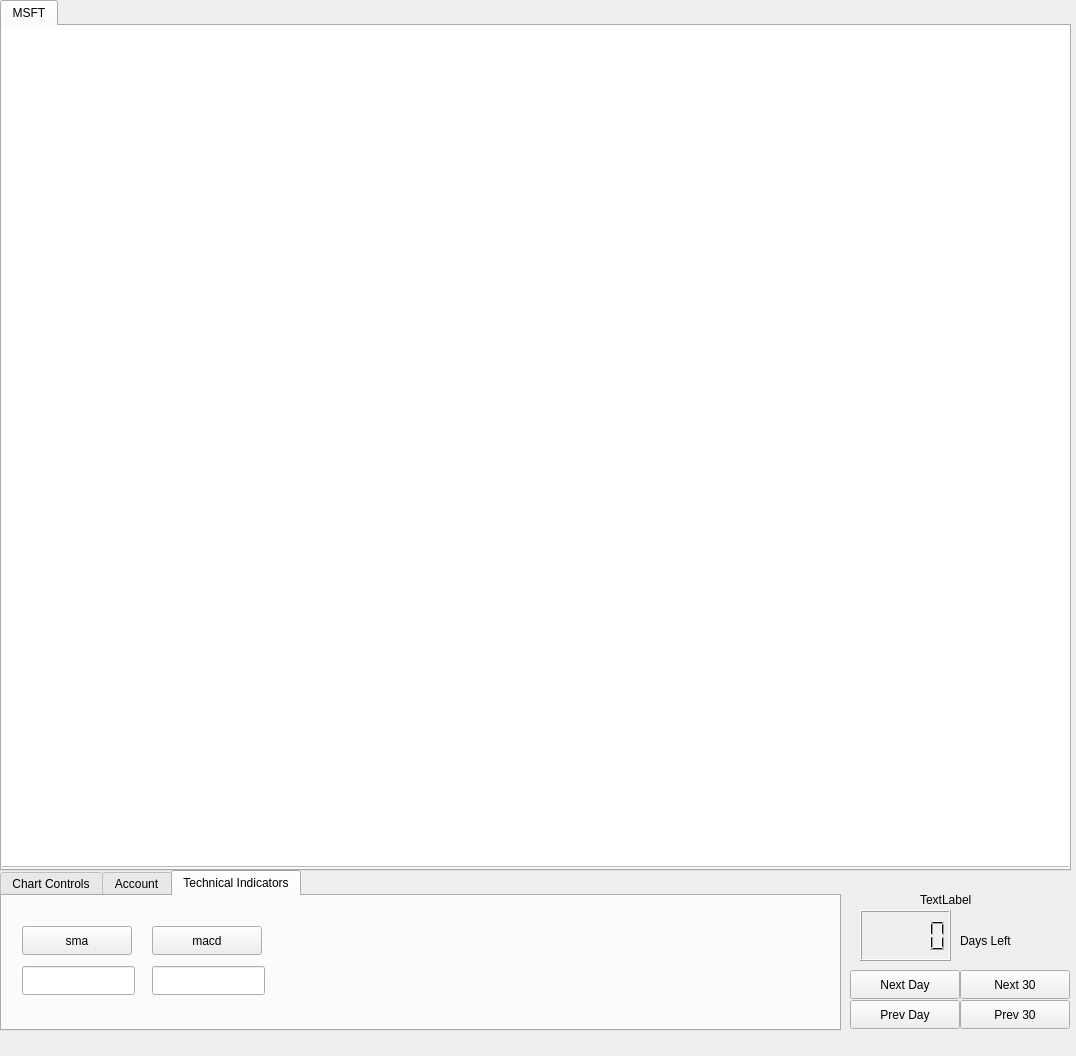
Old version of the form chartWidget.ui in the repository ellamental/pyTrade.
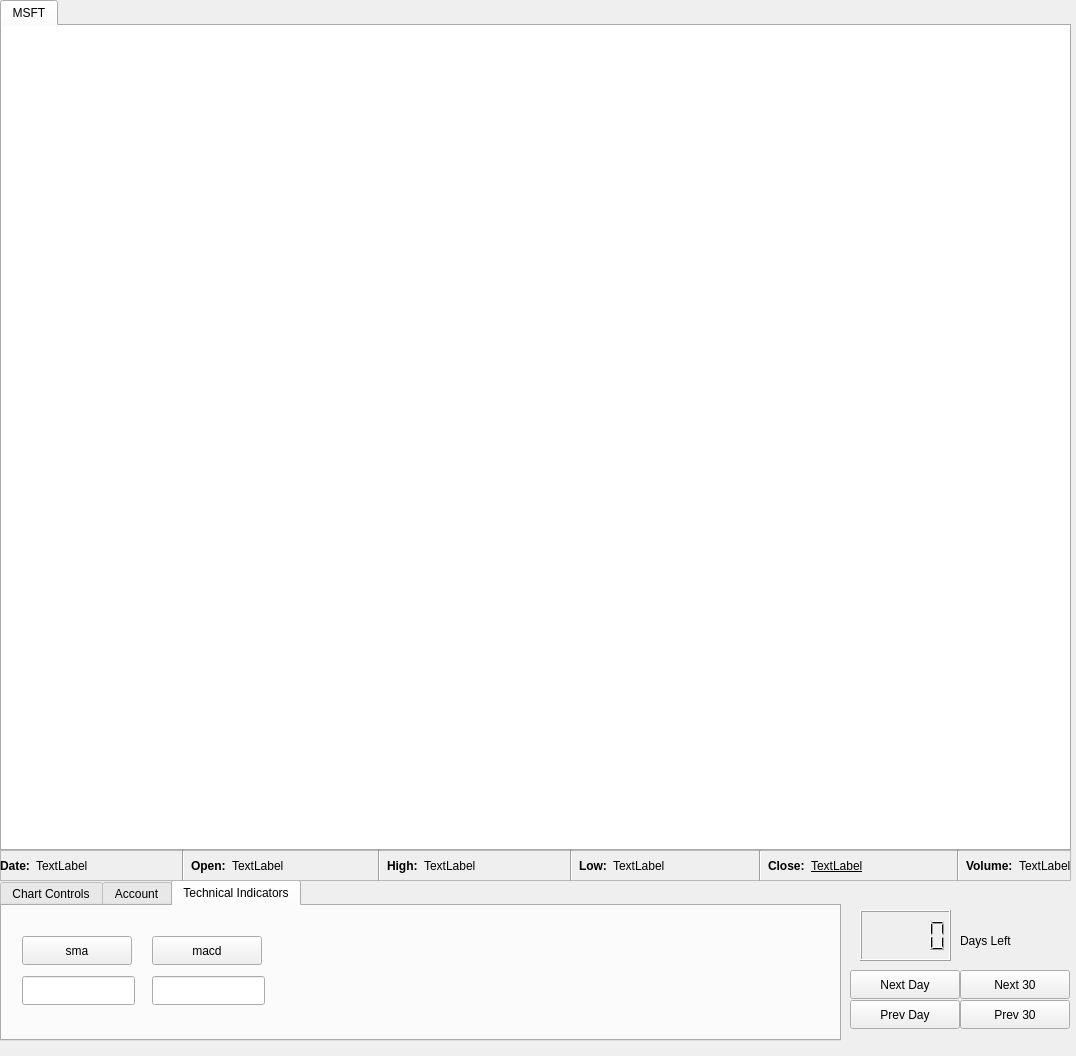
New version of the form. The open tabs and pages were chosen to show the change.

Commit message: Added Current Day Data View

Diff of the .ui file:
```diff
--- a/chartWidget.ui
+++ b/chartWidget.ui
@@ -17,7 +17,7 @@
    <property name="geometry">
     <rect>
      <x>0</x>
-     <y>870</y>
+     <y>880</y>
      <width>841</width>
      <height>161</height>
     </rect>
@@ -533,7 +533,7 @@
      <x>0</x>
      <y>0</y>
      <width>1071</width>
-     <height>871</height>
+     <height>851</height>
     </rect>
    </property>
    <property name="currentIndex">
@@ -560,19 +560,6 @@
     </widget>
    </widget>
   </widget>
-  <widget class="QLabel" name="currentDayLabel">
-   <property name="geometry">
-    <rect>
-     <x>920</x>
-     <y>890</y>
-     <width>101</width>
-     <height>19</height>
-    </rect>
-   </property>
-   <property name="text">
-    <string>TextLabel</string>
-   </property>
-  </widget>
   <widget class="QLCDNumber" name="daysLeft">
    <property name="geometry">
     <rect>
@@ -596,6 +583,263 @@
     <string>Days Left</string>
    </property>
   </widget>
+  <widget class="QFrame" name="frame">
+   <property name="geometry">
+    <rect>
+     <x>0</x>
+     <y>850</y>
+     <width>1071</width>
+     <height>31</height>
+    </rect>
+   </property>
+   <property name="frameShape">
+    <enum>QFrame::StyledPanel</enum>
+   </property>
+   <property name="frameShadow">
+    <enum>QFrame::Raised</enum>
+   </property>
+   <widget class="QWidget" name="horizontalLayoutWidget_2">
+    <property name="geometry">
+     <rect>
+      <x>0</x>
+      <y>0</y>
+      <width>1071</width>
+      <height>31</height>
+     </rect>
+    </property>
+    <layout class="QHBoxLayout" name="horizontalLayout_2">
+     <item>
+      <widget class="QLabel" name="label_Date">
+       <property name="font">
+        <font>
+         <weight>75</weight>
+         <bold>true</bold>
+        </font>
+       </property>
+       <property name="text">
+        <string>Date:</string>
+       </property>
+      </widget>
+     </item>
+     <item>
+      <widget class="QLabel" name="currentDayDate">
+       <property name="text">
+        <string>TextLabel</string>
+       </property>
+      </widget>
+     </item>
+     <item>
+      <spacer name="horizontalSpacer">
+       <property name="orientation">
+        <enum>Qt::Horizontal</enum>
+       </property>
+       <property name="sizeHint" stdset="0">
+        <size>
+         <width>40</width>
+         <height>20</height>
+        </size>
+       </property>
+      </spacer>
+     </item>
+     <item>
+      <widget class="Line" name="line_5">
+       <property name="orientation">
+        <enum>Qt::Vertical</enum>
+       </property>
+      </widget>
+     </item>
+     <item>
+      <widget class="QLabel" name="label_Open">
+       <property name="font">
+        <font>
+         <weight>75</weight>
+         <bold>true</bold>
+        </font>
+       </property>
+       <property name="text">
+        <string>Open:</string>
+       </property>
+      </widget>
+     </item>
+     <item>
+      <widget class="QLabel" name="currentDayOpen">
+       <property name="text">
+        <string>TextLabel</string>
+       </property>
+      </widget>
+     </item>
+     <item>
+      <spacer name="horizontalSpacer_2">
+       <property name="orientation">
+        <enum>Qt::Horizontal</enum>
+       </property>
+       <property name="sizeHint" stdset="0">
+        <size>
+         <width>40</width>
+         <height>20</height>
+        </size>
+       </property>
+      </spacer>
+     </item>
+     <item>
+      <widget class="Line" name="line_6">
+       <property name="orientation">
+        <enum>Qt::Vertical</enum>
+       </property>
+      </widget>
+     </item>
+     <item>
+      <widget class="QLabel" name="label_High">
+       <property name="font">
+        <font>
+         <weight>75</weight>
+         <bold>true</bold>
+        </font>
+       </property>
+       <property name="text">
+        <string>High:</string>
+       </property>
+      </widget>
+     </item>
+     <item>
+      <widget class="QLabel" name="currentDayHigh">
+       <property name="text">
+        <string>TextLabel</string>
+       </property>
+      </widget>
+     </item>
+     <item>
+      <spacer name="horizontalSpacer_3">
+       <property name="orientation">
+        <enum>Qt::Horizontal</enum>
+       </property>
+       <property name="sizeHint" stdset="0">
+        <size>
+         <width>40</width>
+         <height>20</height>
+        </size>
+       </property>
+      </spacer>
+     </item>
+     <item>
+      <widget class="Line" name="line_7">
+       <property name="orientation">
+        <enum>Qt::Vertical</enum>
+       </property>
+      </widget>
+     </item>
+     <item>
+      <widget class="QLabel" name="label_Low">
+       <property name="font">
+        <font>
+         <weight>75</weight>
+         <bold>true</bold>
+        </font>
+       </property>
+       <property name="text">
+        <string>Low:</string>
+       </property>
+      </widget>
+     </item>
+     <item>
+      <widget class="QLabel" name="currentDayLow">
+       <property name="text">
+        <string>TextLabel</string>
+       </property>
+      </widget>
+     </item>
+     <item>
+      <spacer name="horizontalSpacer_4">
+       <property name="orientation">
+        <enum>Qt::Horizontal</enum>
+       </property>
+       <property name="sizeHint" stdset="0">
+        <size>
+         <width>40</width>
+         <height>20</height>
+        </size>
+       </property>
+      </spacer>
+     </item>
+     <item>
+      <widget class="Line" name="line_8">
+       <property name="orientation">
+        <enum>Qt::Vertical</enum>
+       </property>
+      </widget>
+     </item>
+     <item>
+      <widget class="QLabel" name="label_Close">
+       <property name="font">
+        <font>
+         <weight>75</weight>
+         <bold>true</bold>
+        </font>
+       </property>
+       <property name="text">
+        <string>Close:</string>
+       </property>
+      </widget>
+     </item>
+     <item>
+      <widget class="QLabel" name="currentDayClose">
+       <property name="font">
+        <font>
+         <underline>true</underline>
+        </font>
+       </property>
+       <property name="autoFillBackground">
+        <bool>false</bool>
+       </property>
+       <property name="text">
+        <string>TextLabel</string>
+       </property>
+      </widget>
+     </item>
+     <item>
+      <spacer name="horizontalSpacer_5">
+       <property name="orientation">
+        <enum>Qt::Horizontal</enum>
+       </property>
+       <property name="sizeHint" stdset="0">
+        <size>
+         <width>40</width>
+         <height>20</height>
+        </size>
+       </property>
+      </spacer>
+     </item>
+     <item>
+      <widget class="Line" name="line_9">
+       <property name="orientation">
+        <enum>Qt::Vertical</enum>
+       </property>
+      </widget>
+     </item>
+     <item>
+      <widget class="QLabel" name="label_Volume">
+       <property name="font">
+        <font>
+         <weight>75</weight>
+         <bold>true</bold>
+         <underline>false</underline>
+        </font>
+       </property>
+       <property name="text">
+        <string>Volume:</string>
+       </property>
+      </widget>
+     </item>
+     <item>
+      <widget class="QLabel" name="currentDayVolume">
+       <property name="text">
+        <string>TextLabel</string>
+       </property>
+      </widget>
+     </item>
+    </layout>
+   </widget>
+  </widget>
  </widget>
  <resources/>
  <connections/>
```
Left out of the diff: 2 changed lines with no effect on the pictures. The commit also changes 2 other files.
